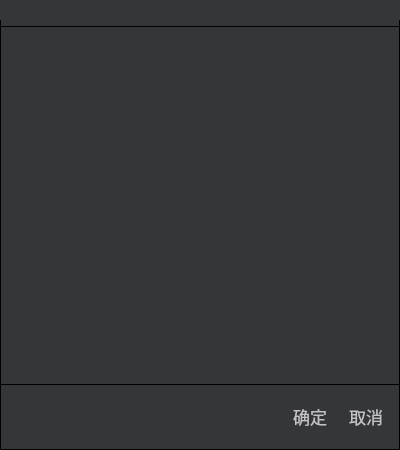
Qt form dlg_stackmanage.ui (eeyoo/yunsheng) before a commit.
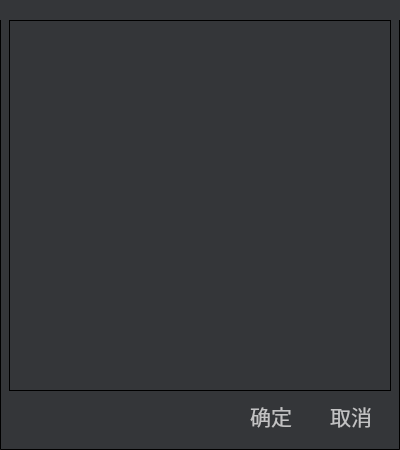
The same form after that commit. Icons and pictures are not drawn.

Patch:
```diff
--- a/dlg_stackmanage.ui
+++ b/dlg_stackmanage.ui
@@ -13,7 +13,7 @@
   <property name="font">
    <font>
     <family>微软雅黑</family>
-    <pointsize>13</pointsize>
+    <pointsize>14</pointsize>
     <weight>50</weight>
     <italic>false</italic>
     <bold>false</bold>
@@ -24,7 +24,7 @@
   </property>
   <property name="styleSheet">
    <string notr="true">*{
-font: 13pt;
+font: 14pt;
 font-family: &quot;微软雅黑&quot;;
 }
 
@@ -46,26 +46,11 @@
 
 QTableWidget {
 border: 1px solid black;
+alternate-background-color: #525c67;
 }
 
 QPushButton {
-border: no;
-outline: no;
-min-width: 50px;
-min-height: 50px;
-image: url(&quot;:/Res/image/button_50x50_normal.png&quot;);
-}
-
-QPushButton:pressed {
-color: black;
-border: no;
-outline: no;
-min-width: 50px;
-min-height: 50px;
-image: url(&quot;:/Res/image/button_50x50_active.png&quot;);
-}
-
-QPushButton[objectName=&quot;btnOK&quot;] {
+font: 16pt;
 border: no;
 outline: no;
 min-width: 80px;
@@ -80,11 +65,12 @@
 min-width: 80px;
 min-height: 50px;
 image: url(&quot;:/Res/image/button_80x50_active.png&quot;);
-}</string>
+}
+</string>
   </property>
-  <layout class="QVBoxLayout" name="verticalLayout_2" stretch="0,0,0">
+  <layout class="QVBoxLayout" name="verticalLayout_2">
    <property name="spacing">
-    <number>6</number>
+    <number>0</number>
    </property>
    <property name="leftMargin">
     <number>0</number>
@@ -108,9 +94,6 @@
      </property>
     </widget>
    </item>
-   <item>
-    <widget class="QTableWidget" name="tblWStkM"/>
-   </item>
    <item>
     <layout class="QVBoxLayout" name="verticalLayout">
      <property name="leftMargin">
@@ -122,6 +105,9 @@
      <property name="bottomMargin">
       <number>9</number>
      </property>
+     <item>
+      <widget class="QTableWidget" name="tblWStkM"/>
+     </item>
      <item>
       <layout class="QHBoxLayout" name="horizontalLayout">
        <item>
```
Left out of the diff: 2 changed lines with no effect on the pictures.
